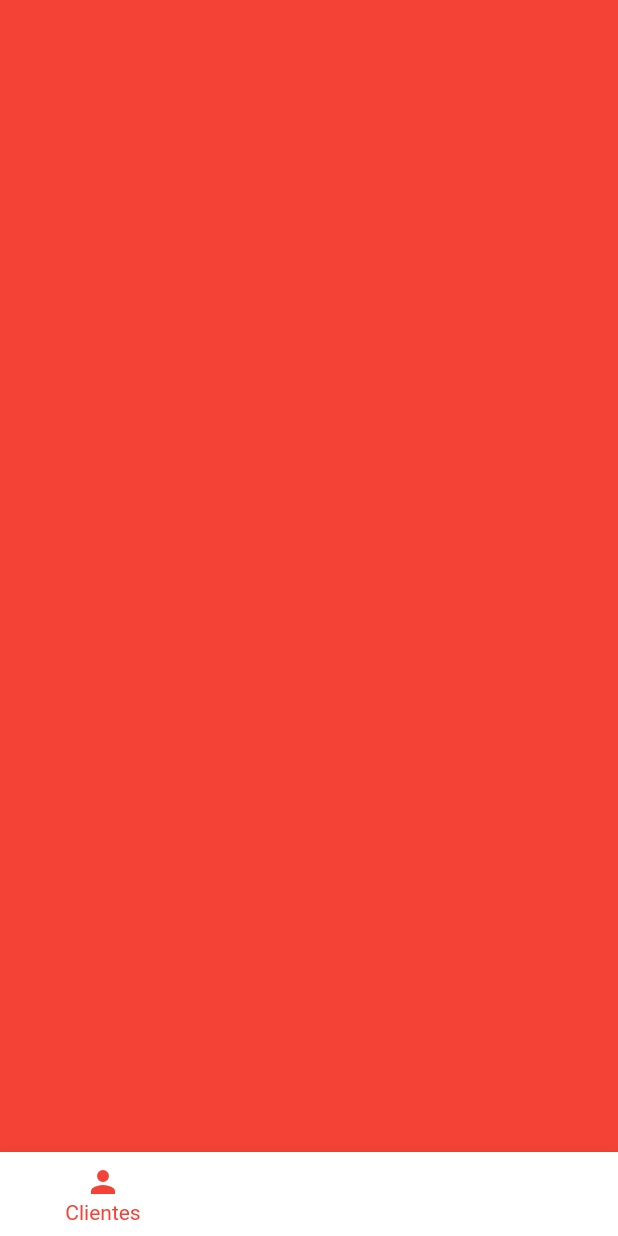
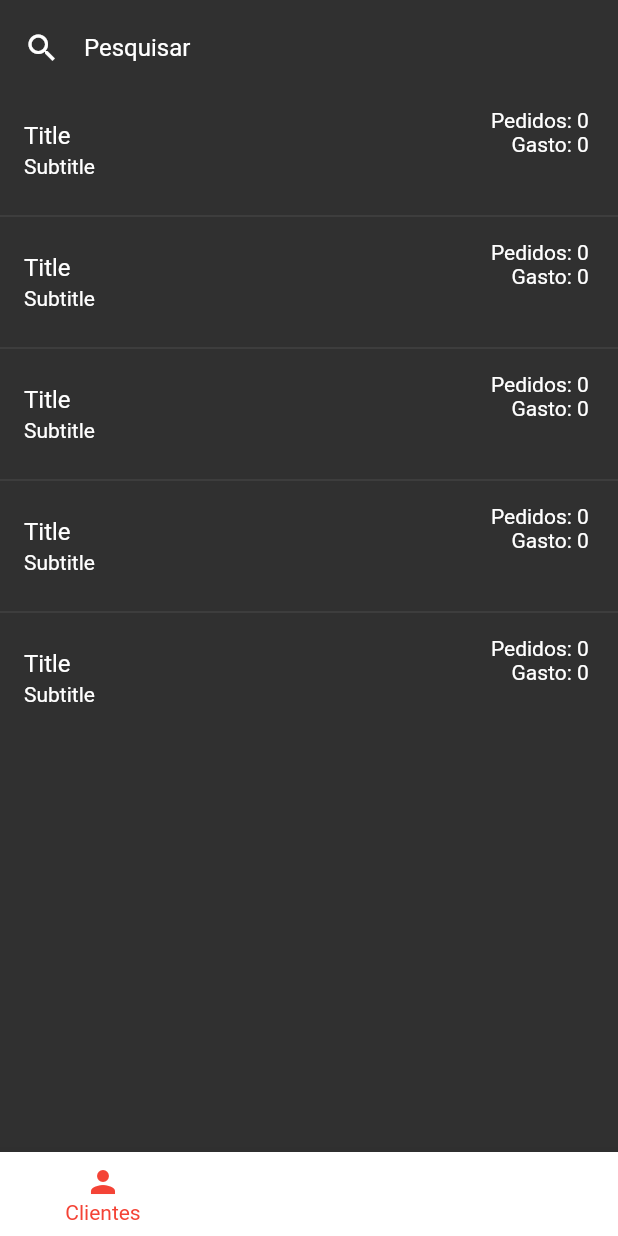
Before and after one commit to tzinegf/mix-burguer-adm, a Flutter app: the screen it shows once a user with an empty profile is signed in, on a phone screen of 412 x 824 dp. Run offline on Flutter 3.47's test engine with Material 2 defaults, Android fonts, the light colour scheme and no system bars; our stand-ins replace cloud_firestore, firebase_auth, rxdart; missing offline and left inert: bloc_pattern; accounts and stored records are empty.

Commit message:
Mix Burguer Admin App V0.3.1

```diff
--- a/lib/screens/home_screen.dart
+++ b/lib/screens/home_screen.dart
@@ -1,4 +1,5 @@
 import 'package:flutter/material.dart';
+import 'package:mix_burguer_admin/tabs/users_tab.dart';
 
 
 class HomeScreen extends StatefulWidget {
@@ -57,7 +58,8 @@ class _HomeScreenState extends State<HomeScreen> {
         ]
         ),
       ),
-      body: PageView(
+      body: SafeArea(
+        child: PageView(
           controller: _controller,
           onPageChanged: (p){
             setState(() {
@@ -65,11 +67,12 @@ class _HomeScreenState extends State<HomeScreen> {
             });
           },
           children: <Widget>[
-          Container(color: Colors.red,),
+            UsersTab(),
             Container(color: Colors.green,),
             Container(color: Colors.yellow,),
           ],
         ),
+      ),
     );
   }
 }
--- /dev/null
+++ b/lib/tabs/users_tab.dart
@@ -0,0 +1,36 @@
+import 'package:flutter/material.dart';
+import 'package:mix_burguer_admin/widgets/user_tile.dart';
+
+class UsersTab extends StatelessWidget {
+  @override
+  Widget build(BuildContext context) {
+    return Column(
+      children: <Widget>[
+        Padding(
+          padding: EdgeInsets.symmetric(horizontal: 16.0,vertical: 8.0),
+          child: TextField(
+            style: TextStyle(color: Colors.white),
+            decoration: InputDecoration(
+              hintText:"Pesquisar",
+              hintStyle: TextStyle(color: Colors.white),
+              icon: Icon(Icons.search,color: Colors.white,),
+              border: InputBorder.none,
+            ),
+          ),
+        ),
+        Expanded(
+          child: ListView.separated(
+              itemBuilder: (context,index){
+                return UserTile();
+              },
+              separatorBuilder: (context,index){
+                return Divider();
+
+              },
+              itemCount: 5
+          ),
+        )
+      ],
+    );
+  }
+}
--- /dev/null
+++ b/lib/widgets/user_tile.dart
@@ -0,0 +1,24 @@
+import 'package:flutter/material.dart';
+class UserTile extends StatelessWidget {
+  @override
+  Widget build(BuildContext context) {
+    return ListTile(
+      title: Text(
+        "Title",
+        style: TextStyle(color: Colors.white),
+      ),
+      subtitle: Text(
+        "Subtitle",
+        style: TextStyle(color: Colors.white),
+      ),
+      trailing: Column(
+        crossAxisAlignment: CrossAxisAlignment.end,
+        children: <Widget>[
+          Text("Pedidos: 0 ",style: TextStyle(color: Colors.white),),
+          Text("Gasto: 0 ",style: TextStyle(color: Colors.white),),
+
+        ],
+      ),
+    );
+  }
+}
```
Lines whose indentation alone changed are shown as unchanged.
